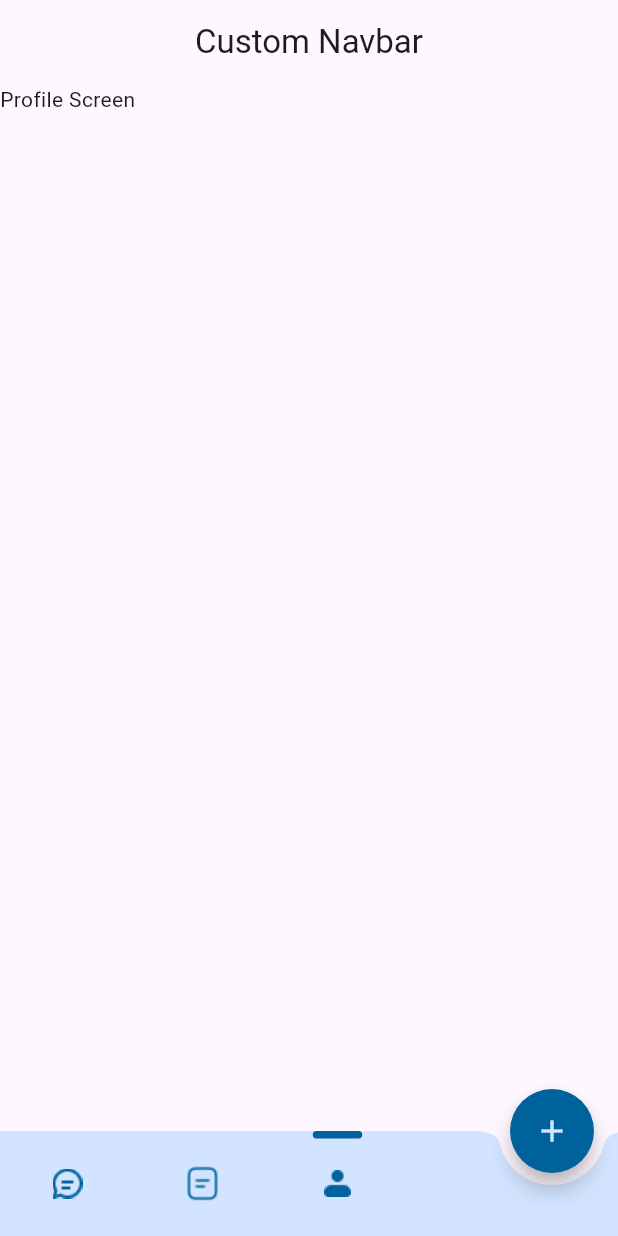
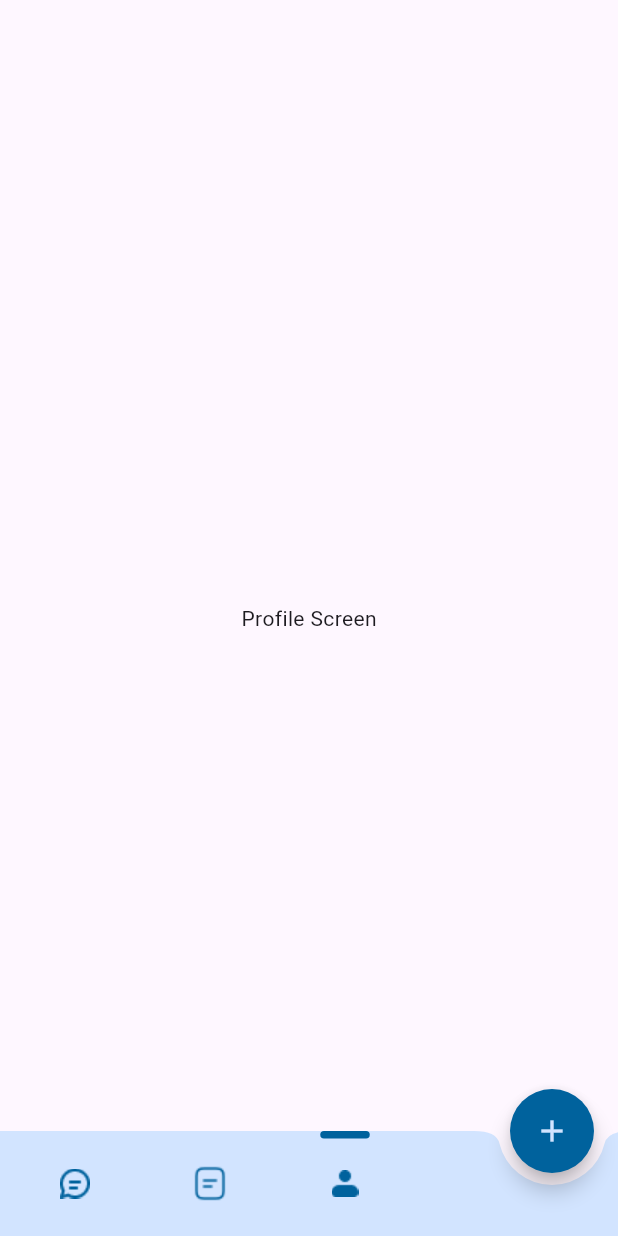
Before and after one commit to HAMZA-CH420/Shifts-Management, a Flutter app: the screen it shows after launch, item 3 of the bottom bar chosen, on a phone screen of 412 x 824 dp. Run offline on Flutter 3.47's test engine with Material 3 defaults, Android fonts, the phone set to English and light mode, and no system bars; our stand-ins replace flutter_svg, font_awesome_flutter, iconsax, page_transition, persistent_bottom_nav_bar, smooth_page_indicator; missing offline and left inert: flexify.

Commit message:
Forth Commit

```diff
--- a/lib/features/Bottom NavBar/Bottom_navBar.dart
+++ b/lib/features/Bottom NavBar/Bottom_navBar.dart
@@ -11,7 +11,27 @@ class BottomNavbar extends StatefulWidget {
   State<BottomNavbar> createState() => _BottomNavbarState();
 }
 
-class _BottomNavbarState extends State<BottomNavbar> {
+class _BottomNavbarState extends State<BottomNavbar>
+    with TickerProviderStateMixin {
+  List<AnimationController> _animationControllers = [];
+  List<Animation<double>> _animations = [];
+
+  @override
+  void initState() {
+    super.initState();
+    for (int i = 0; i < _icons.length; i++) {
+      AnimationController controller = AnimationController(
+        duration: Duration(milliseconds: 200),
+        vsync: this,
+      );
+      controller.value = 0;
+      _animationControllers.add(controller);
+      _animations.add(
+        Tween<double>(begin: 0, end: 33).animate(controller),
+      );
+    }
+  }
+
   int _currentIndex = 0;
   final List<ImageIcon> _icons = <ImageIcon>[
     const ImageIcon(
@@ -40,6 +60,7 @@ class _BottomNavbarState extends State<BottomNavbar> {
     const ShiftsScreen(),
     const ProfileScreen(),
   ];
+
   @override
   Widget build(BuildContext context) {
     return Scaffold(
@@ -56,17 +77,13 @@ class _BottomNavbarState extends State<BottomNavbar> {
         ),
         shape: const CircleBorder(),
       ),
-      appBar: AppBar(
-        title: const Text("Custom Navbar"),
-        centerTitle: true,
-      ),
       bottomSheet: _buildBottomBar(),
     );
   }
 
   Widget _buildBottomBar() {
     return BottomAppBar(
-      padding: EdgeInsets.all(0),
+      padding: EdgeInsets.only(left: 5),
       shadowColor: Colors.transparent,
       height: 70,
       color: Palate.navBarColor,
@@ -85,14 +102,20 @@ class _BottomNavbarState extends State<BottomNavbar> {
       icons.add(Column(
         mainAxisAlignment: MainAxisAlignment.start,
         children: [
-          Container(
-            decoration: BoxDecoration(
-              borderRadius: BorderRadius.circular(5),
-              color:
-                  _currentIndex == i ? Palate.primaryColor : Colors.transparent,
-            ),
-            height: 5,
-            width: 33,
+          AnimatedBuilder(
+            animation: _animations[i],
+            builder: (context, child) {
+              return Container(
+                decoration: BoxDecoration(
+                  borderRadius: BorderRadius.circular(5),
+                  color: _currentIndex == i
+                      ? Palate.primaryColor
+                      : Colors.transparent,
+                ),
+                height: 5,
+                width: _animations[i].value,
+              );
+            },
           ),
           Container(
             height: 60,
@@ -102,6 +125,13 @@ class _BottomNavbarState extends State<BottomNavbar> {
                 onPressed: () {
                   setState(() {
                     _currentIndex = i;
+                    for (int j = i; j < _icons.length; j++) {
+                      if (j == i) {
+                        _animationControllers[j].forward(from: 0);
+                      } else {
+                        _animationControllers[j].reverse(from: 1);
+                      }
+                    }
                   });
                 },
                 icon: _currentIndex == i ? _icons[i] : _selectedIcons[i]),
--- a/lib/features/Profile_Screen/Profile_Screen.dart
+++ b/lib/features/Profile_Screen/Profile_Screen.dart
@@ -6,7 +6,7 @@ class ProfileScreen extends StatelessWidget {
   @override
   Widget build(BuildContext context) {
     return Scaffold(
-      body: Text("Profile Screen"),
+      body: Center(child: Text("Profile Screen")),
     );
   }
 }
```
